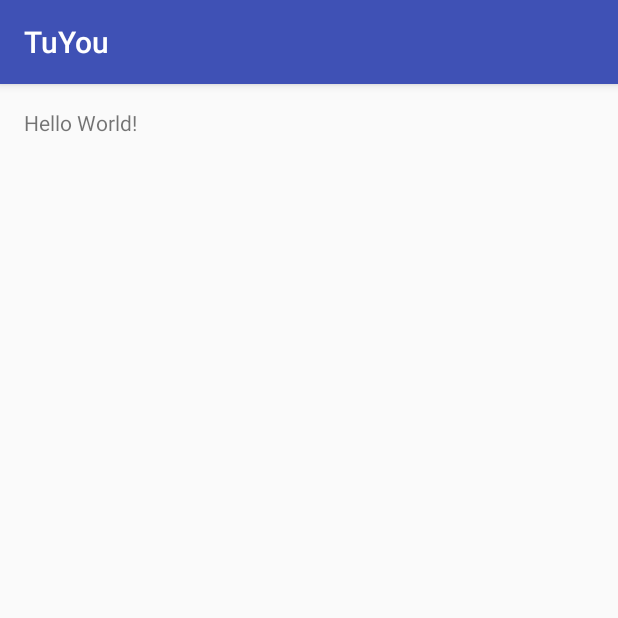
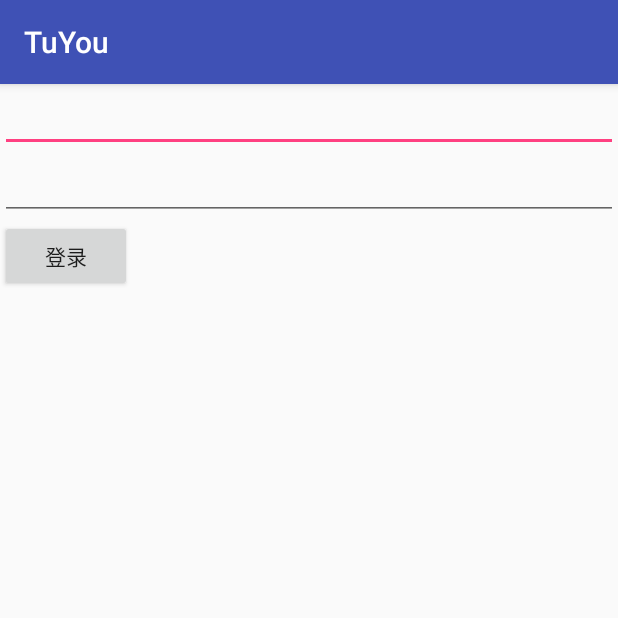
Before and after one commit to changer0/TuYou, an Android app: the screen it shows after launch (MainActivity before the commit, LoginActivity after it), on a phone screen of 412 x 824 dp, the top half of it. Run offline under Robolectric (Android 15) with nearby library versions, the light colour scheme and no system bars; 1 statement that could not run was skipped.

Commit message:
简单的用户注册登录验证

```diff
--- /dev/null
+++ b/app/src/main/java/com/myxfd/tuyou/Activity/LoginActivity.java
@@ -0,0 +1,56 @@
+package com.myxfd.tuyou.Activity;
+
+import android.support.v7.app.AppCompatActivity;
+import android.os.Bundle;
+import android.util.Log;
+import android.view.View;
+import android.widget.Button;
+import android.widget.EditText;
+
+import com.myxfd.tuyou.R;
+import com.myxfd.tuyou.model.TuYouUser;
+
+import cn.bmob.v3.Bmob;
+import cn.bmob.v3.exception.BmobException;
+import cn.bmob.v3.listener.SaveListener;
+
+public class LoginActivity extends AppCompatActivity implements View.OnClickListener {
+
+    private EditText username;
+    private EditText password;
+    private Button btnLogin;
+    private static final String TAG = "LoginActivity";
+    @Override
+    protected void onCreate(Bundle savedInstanceState) {
+        super.onCreate(savedInstanceState);
+        setContentView(R.layout.activity_login);
+        init();
+    }
+
+    private void init() {
+        username = (EditText) findViewById(R.id.login_et_username);
+        password = (EditText) findViewById(R.id.login_et_password);
+        btnLogin = (Button) findViewById(R.id.login_btn_login);
+        btnLogin.setOnClickListener(this);
+    }
+
+    @Override
+    public void onClick(View v) {
+        String name = username.getText().toString();
+        String pwd = password.getText().toString();
+        TuYouUser user = new TuYouUser();
+        user.setUsername(name);
+        user.setPassword(pwd);
+        user.login(new SaveListener<TuYouUser>() {
+            @Override
+            public void done(TuYouUser tuYouUser, BmobException e) {
+                if (e == null) {
+                    Log.d(TAG, "done: 登录成功");
+                }else {
+                    Log.d(TAG, "done: "+e);
+                }
+            }
+        });
+    }
+
+}
--- a/app/src/main/java/com/myxfd/tuyou/MainActivity.java
+++ b/app/src/main/java/com/myxfd/tuyou/Activity/MainActivity.java
@@ -1,9 +1,10 @@
-package com.myxfd.tuyou;
+package com.myxfd.tuyou.Activity;
 
 import android.support.v7.app.AppCompatActivity;
 import android.os.Bundle;
 import android.widget.TextView;
 
+import com.myxfd.tuyou.R;
 import com.myxfd.tuyou.view.MainView;
 
 public class MainActivity extends AppCompatActivity implements MainView{
--- /dev/null
+++ b/app/src/main/res/layout/activity_login.xml
@@ -0,0 +1,27 @@
+<?xml version="1.0" encoding="utf-8"?>
+<LinearLayout
+    xmlns:android="http://schemas.android.com/apk/res/android"
+    xmlns:tools="http://schemas.android.com/tools"
+    android:id="@+id/activity_login"
+    android:layout_width="match_parent"
+    android:layout_height="match_parent"
+    android:orientation="vertical"
+    tools:context="com.myxfd.tuyou.Activity.LoginActivity">
+
+    <EditText
+        android:id="@+id/login_et_username"
+        android:layout_width="match_parent"
+        android:layout_height="wrap_content"/>
+
+    <EditText
+        android:id="@+id/login_et_password"
+        android:layout_width="match_parent"
+        android:layout_height="wrap_content"/>
+
+    <Button
+        android:id="@+id/login_btn_login"
+        android:layout_width="wrap_content"
+        android:layout_height="wrap_content"
+        android:text="登录"/>
+
+</LinearLayout>
--- a/app/src/main/res/layout/activity_main.xml
+++ b/app/src/main/res/layout/activity_main.xml
@@ -9,7 +9,7 @@
     android:paddingRight="@dimen/activity_horizontal_margin"
     android:paddingTop="@dimen/activity_vertical_margin"
     android:paddingBottom="@dimen/activity_vertical_margin"
-    tools:context="com.myxfd.tuyou.MainActivity">
+    tools:context="com.myxfd.tuyou.Activity.MainActivity">
 
     <TextView
         android:id="@+id/sample_text"
```
Also changed, not shown: app/src/main/AndroidManifest.xml (+25 -17 lines), app/src/main/java/com/myxfd/tuyou/Activity/RegisterActivity.java (added, +59 -0 lines), app/src/main/res/layout/activity_register.xml (added, +27 -0 lines).
